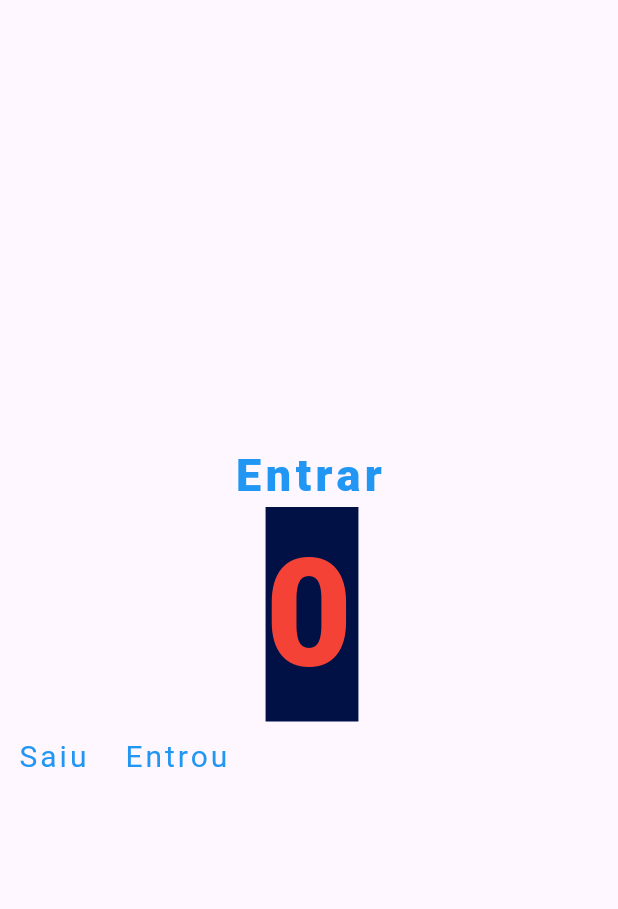
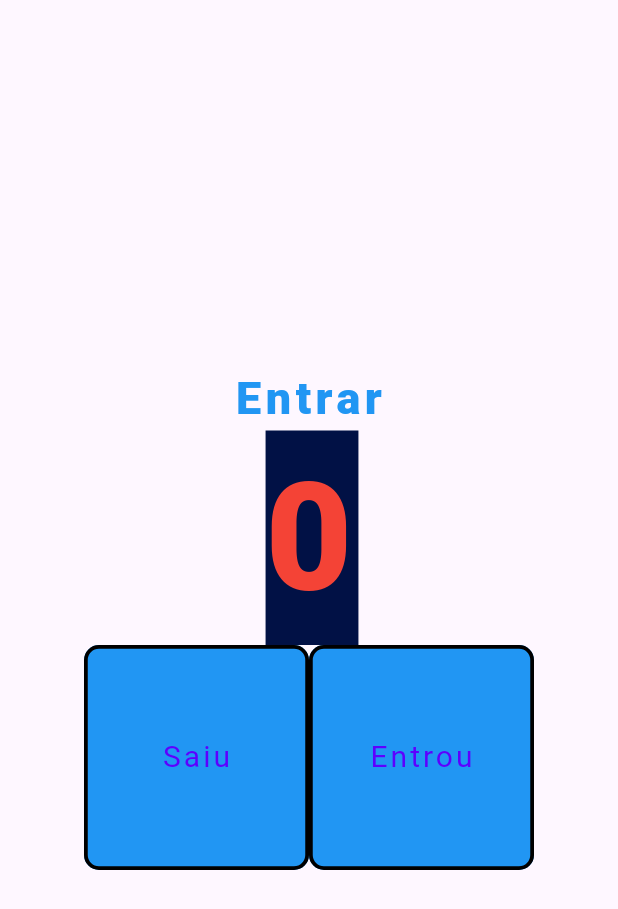
Before and after one commit to KauahsSantos/Learning-Dart, a Flutter app: the screen it shows after launch, after a tap on "Entrou", on a phone screen of 412 x 824 dp. Shown: the top 909 px of the screen. Run offline on Flutter 3.47's test engine with Material 3 defaults, Android fonts, the phone set to English and light mode, and no system bars.

Commit message:
Adicionei um app em flutter - Contador de pessoas

```diff
--- a/flutter/aulas/aula001/meu_app/lib/main.dart
+++ b/flutter/aulas/aula001/meu_app/lib/main.dart
@@ -20,6 +20,10 @@ class HomePage extends StatelessWidget {
     print("Saiu");
   }
 
+  void increment() {
+    print("Entrou");
+  }
+
   @override
   Widget build(BuildContext context) {
     return Scaffold(
@@ -36,6 +40,7 @@ class HomePage extends StatelessWidget {
               letterSpacing: 3,
             ),
           ),
+
           Text(
             "0",
             style: TextStyle(
@@ -46,27 +51,53 @@ class HomePage extends StatelessWidget {
               backgroundColor: Color(0xFF011145),
             ),
           ),
+
           Row(
             // Alinhamento do Eixo Secundário -> X, ou seja horizontal, nesse caso o eixo secundário do respectivo widget -> Row = Linha
+            mainAxisAlignment: MainAxisAlignment.center,
             children: [
               TextButton(
                 onPressed: decrement,
+                style: TextButton.styleFrom(
+                  backgroundColor: Colors.blue,
+                  fixedSize: Size(150, 150),
+                  shape: RoundedRectangleBorder(
+                    side: BorderSide(
+                      color: Colors.black, width: 2.5,
+                    ),
+                    borderRadius: BorderRadiusGeometry.circular(10),
+                  ),
+                  // padding: const EdgeInsets.all(30),
+                ),
                 child: Text(
                   "Saiu",
                   style: TextStyle(
-                    color: Colors.blue,
+                    color: const Color(0xFF5D00FF),
                     fontSize: 20,
                     fontWeight: FontWeight.w400,
                     letterSpacing: 2,
                   ),
+
                 ),
               ),
+
               TextButton(
-                onPressed: decrement,
+                onPressed: increment,
+                style: TextButton.styleFrom(
+                  backgroundColor: Colors.blue,
+                  fixedSize: Size(150, 150),
+                  shape: RoundedRectangleBorder(
+                    side: BorderSide(
+                      color: Colors.black, width: 2.5,
+                    ),
+                    borderRadius: BorderRadiusGeometry.circular(10)
+                  ),
+                  // padding: EdgeInsets.all(30),
+                ),
                 child: Text(
                   "Entrou",
                   style: TextStyle(
-                    color: Colors.blue,
+                    color: const Color(0xFF5D00FF),
                     fontSize: 20,
                     fontWeight: FontWeight.w400,
                     letterSpacing: 2,
@@ -79,4 +110,7 @@ class HomePage extends StatelessWidget {
       ),
     );
   }
+
+
+
 }
```
